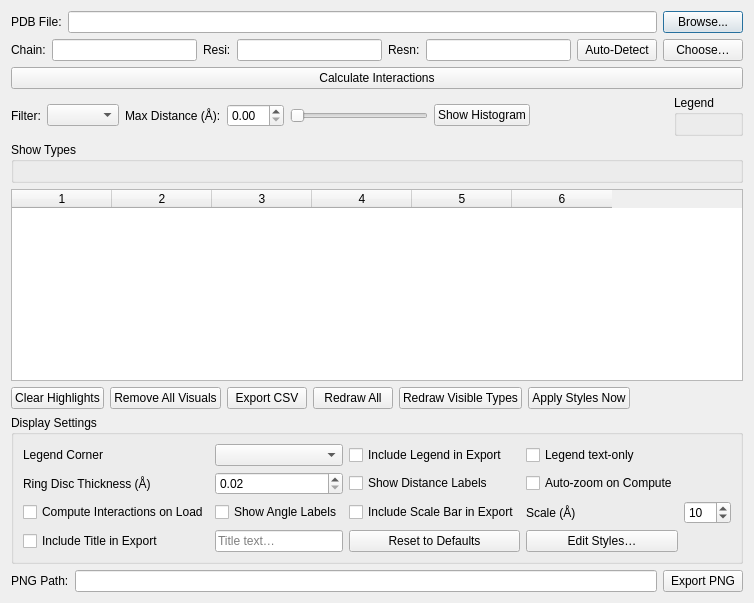
Qt form protliginteract.ui (juvenalyosa/ProtLigInteract) before a commit.
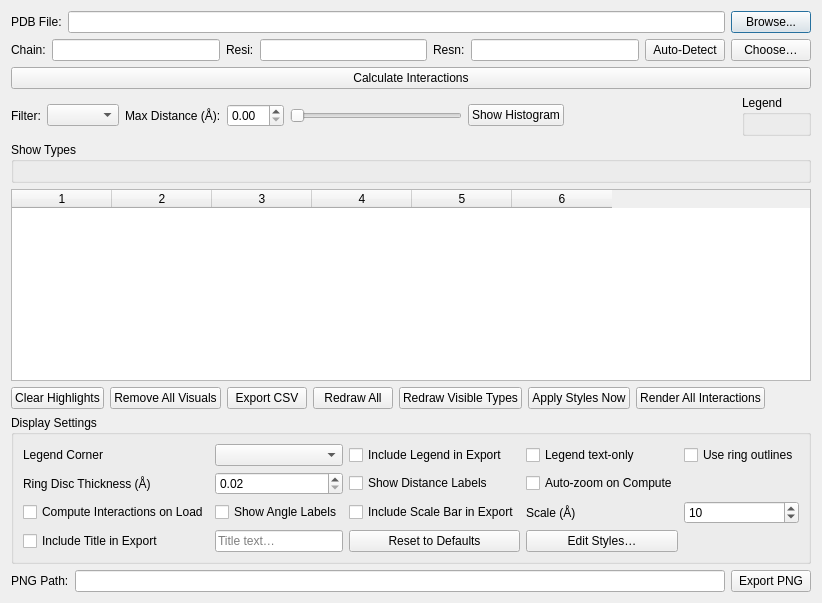
The same form after that commit.

```diff
--- a/protliginteract.ui
+++ b/protliginteract.ui
@@ -92,6 +92,7 @@
         <item><widget class="QPushButton" name="redraw_btn"><property name="text"><string>Redraw All</string></property></widget></item>
         <item><widget class="QPushButton" name="redraw_visible_btn"><property name="text"><string>Redraw Visible Types</string></property></widget></item>
         <item><widget class="QPushButton" name="apply_styles_btn"><property name="text"><string>Apply Styles Now</string></property></widget></item>
+        <item><widget class="QPushButton" name="render_all_btn"><property name="text"><string>Render All Interactions</string></property></widget></item>
         <item><spacer name="toolsSpacer"><property name="orientation"><enum>Qt::Horizontal</enum></property><property name="sizeHint"><size><width>40</width><height>20</height></size></property></spacer></item>
       </layout>
     </item>
@@ -105,6 +106,7 @@
           <item row="0" column="1"><widget class="QComboBox" name="legend_corner_combo"/></item>
           <item row="0" column="2"><widget class="QCheckBox" name="legend_export_cb"><property name="text"><string>Include Legend in Export</string></property></widget></item>
           <item row="0" column="3"><widget class="QCheckBox" name="legend_text_only_cb"><property name="text"><string>Legend text-only</string></property></widget></item>
+          <item row="0" column="4"><widget class="QCheckBox" name="pi_outline_cb"><property name="text"><string>Use ring outlines</string></property></widget></item>
 
           <item row="1" column="0"><widget class="QLabel" name="discThicknessLabel"><property name="text"><string>Ring Disc Thickness (Å)</string></property></widget></item>
           <item row="1" column="1"><widget class="QDoubleSpinBox" name="disc_thickness_spin">
```
